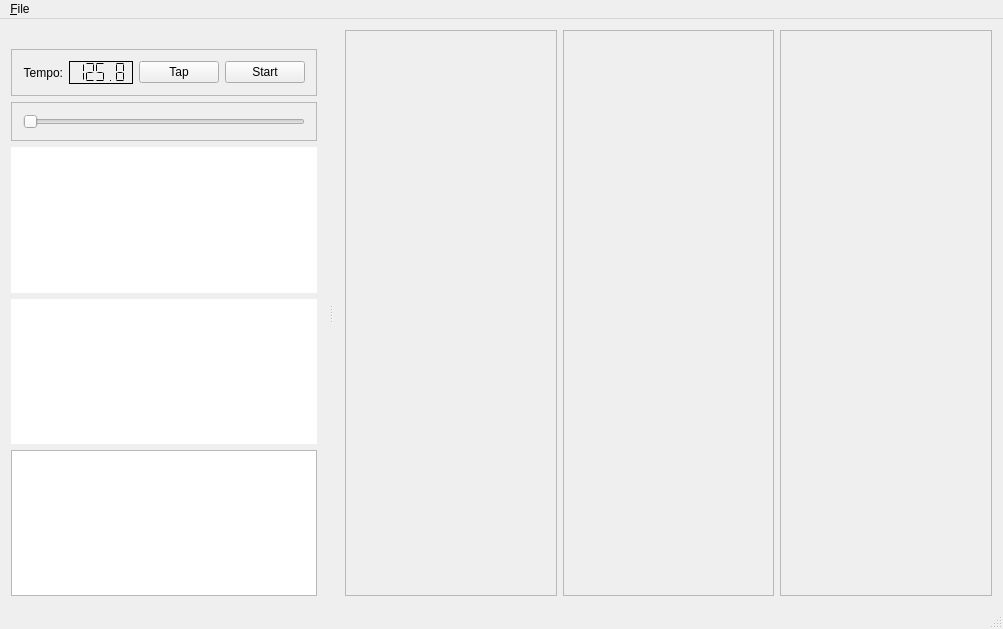
Qt form mainwindow.ui (minotor-org/minotor) before a commit.
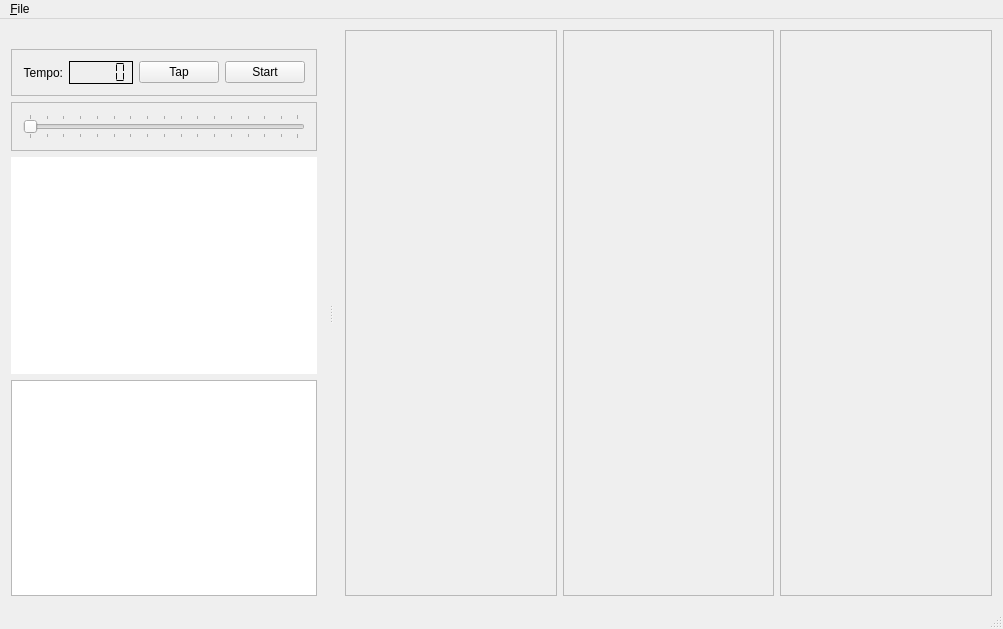
The same form after that commit.

```diff
--- a/mainwindow.ui
+++ b/mainwindow.ui
@@ -117,9 +117,6 @@
           <property name="segmentStyle">
            <enum>QLCDNumber::Flat</enum>
           </property>
-          <property name="value" stdset="0">
-           <double>125.799999999999997</double>
-          </property>
          </widget>
         </item>
         <item>
@@ -157,26 +154,25 @@
         <item>
          <widget class="QSlider" name="sPpqn">
           <property name="maximum">
-           <number>23</number>
+           <number>383</number>
+          </property>
+          <property name="singleStep">
+           <number>2</number>
+          </property>
+          <property name="pageStep">
+           <number>24</number>
           </property>
           <property name="orientation">
            <enum>Qt::Horizontal</enum>
           </property>
+          <property name="tickPosition">
+           <enum>QSlider::TicksBothSides</enum>
+          </property>
          </widget>
         </item>
        </layout>
       </widget>
      </item>
-     <item>
-      <widget class="QGraphicsView" name="gvMonitor">
-       <property name="frameShape">
-        <enum>QFrame::NoFrame</enum>
-       </property>
-       <property name="viewportUpdateMode">
-        <enum>QGraphicsView::NoViewportUpdate</enum>
-       </property>
-      </widget>
-     </item>
      <item>
       <widget class="QGraphicsView" name="gvChannel1">
        <property name="frameShape">
```
